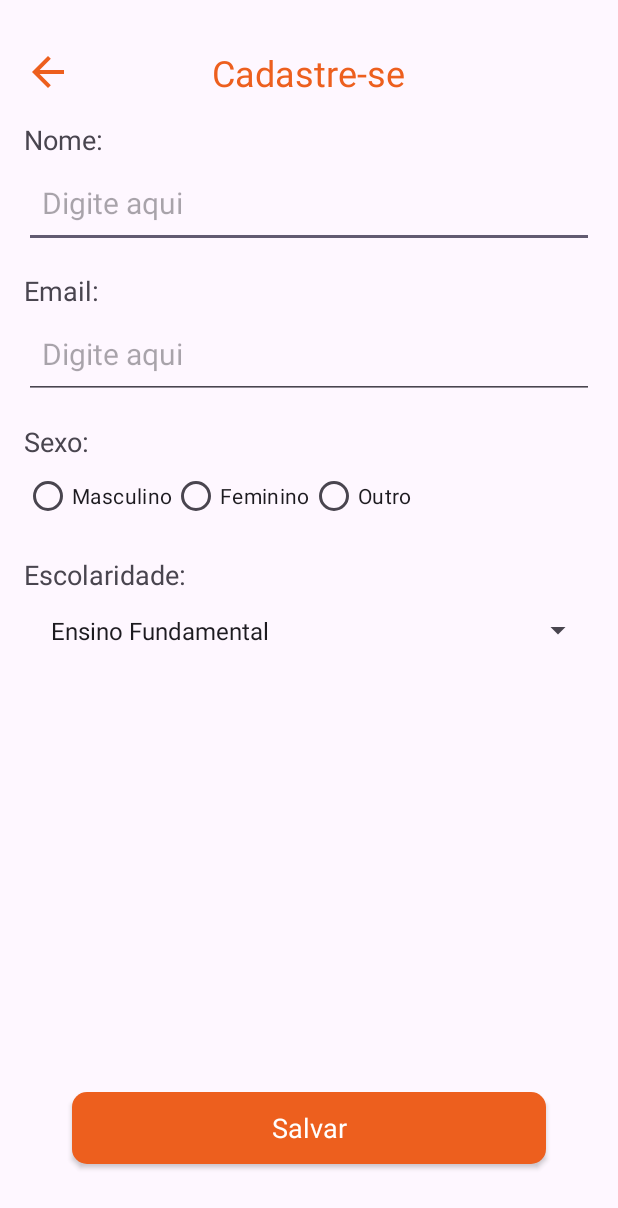
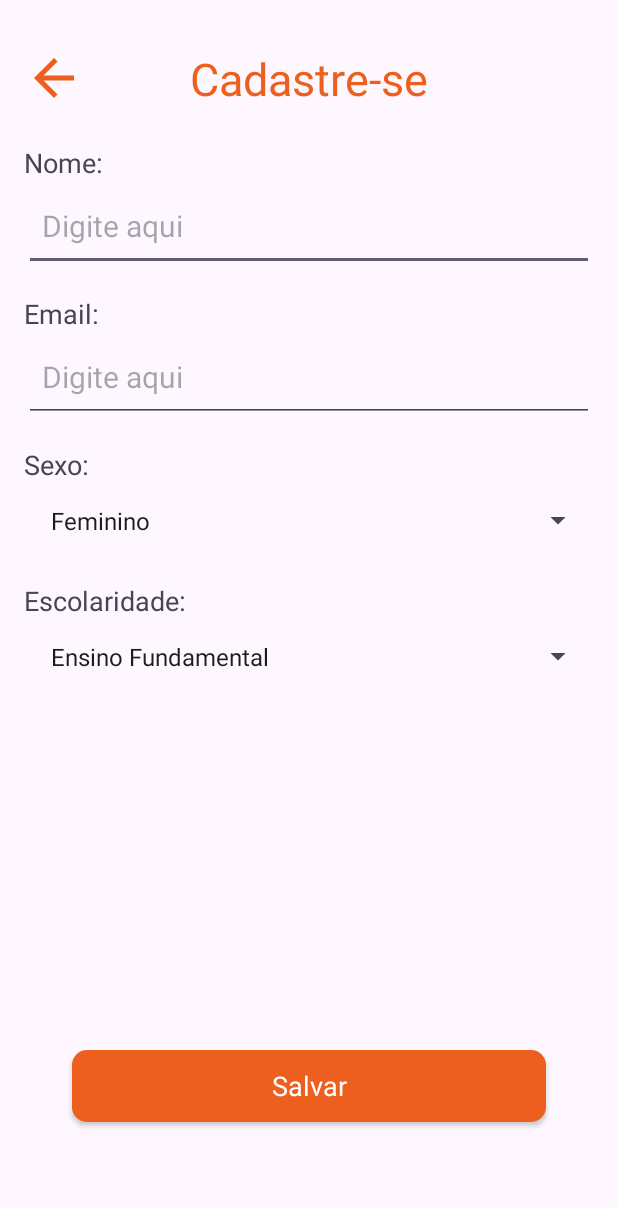
Before and after one commit to gabrielmalheiross/cadastro-kotlin, an Android app: the MainActivity screen opened directly, with no data from a screen before it, on a phone screen of 412 x 824 dp. Shown: the top 1208 px of the screen. Run offline under Robolectric (Android 15) with nearby library versions, the phone set to English and light mode, and no system bars.

Commit message:
feat: projeto faculdade finalizado

```diff
--- a/app/src/main/java/com/example/cadastrokotlin/MainActivity.kt
+++ b/app/src/main/java/com/example/cadastrokotlin/MainActivity.kt
@@ -31,11 +31,17 @@ class MainActivity : AppCompatActivity() {
 
         val nome = findViewById<EditText>(R.id.nomeEditText)
         val email = findViewById<EditText>(R.id.emailEditText)
-        val sexo = findViewById<RadioGroup>(R.id.radioSexo)
+        val spinnerSexo = findViewById<Spinner>(R.id.spinnerSexo)
         val spinnerEscolaridade = findViewById<Spinner>(R.id.spinnerEscolaridade)
         val btnCadastrar = findViewById<Button>(R.id.saveButton)
 
         val escolaridades = resources.getStringArray(R.array.Escolaridades)
+        val sexos = resources.getStringArray(R.array.Sexos)
+
+        if (spinnerSexo != null) {
+            val adapter = ArrayAdapter(this, android.R.layout.simple_spinner_item, sexos)
+            spinnerSexo.adapter = adapter
+        }
 
         if (spinnerEscolaridade != null) {
             val adapter = ArrayAdapter(this, android.R.layout.simple_spinner_item, escolaridades)
@@ -48,12 +54,10 @@ class MainActivity : AppCompatActivity() {
             val postEmail = email.text.toString()
 
 
-            if (postNome.isBlank() || postEmail.isBlank() || !isRadioGroupFilled(sexo)) {
+            if (postNome.isBlank() || postEmail.isBlank()) {
                 Toast.makeText(this, "Preencha todos os campos", Toast.LENGTH_SHORT).show()
             } else {
-                val sexoIdSelecionado = sexo.checkedRadioButtonId
-                val postSexo = findViewById<RadioButton>(sexoIdSelecionado).id
-
+                val postSexo = spinnerSexo.selectedItem.toString()
                 val postEscolaridade = spinnerEscolaridade.selectedItem.toString()
 
                 val cliente = Cliente(0, postNome, postEmail, postSexo, postEscolaridade)
@@ -65,7 +69,4 @@ class MainActivity : AppCompatActivity() {
         }
     }
 
-    fun isRadioGroupFilled(radioGroup: RadioGroup): Boolean {
-        return radioGroup.checkedRadioButtonId != -1
-    }
 }
--- a/app/src/main/java/com/example/cadastrokotlin/data/db/DatabaseHelper.kt
+++ b/app/src/main/java/com/example/cadastrokotlin/data/db/DatabaseHelper.kt
@@ -14,7 +14,7 @@ class DatabaseHelper(context: Context) : SQLiteOpenHelper(context, DATABASE_NAME
         private const val COLUMN_ID = "id"
         private const val COLUMN_NOME = "nome"
         private const val COLUMN_EMAIL = "email"
-        private const val COLUMN_GENERO = "genero_id"
+        private const val COLUMN_GENERO = "genero"
         private const val COLUMN_ESCOLARIDADE = "escolaridade"
     }
 
@@ -22,7 +22,7 @@ class DatabaseHelper(context: Context) : SQLiteOpenHelper(context, DATABASE_NAME
         val createTableQuery = "CREATE TABLE $TABLE_NAME ($COLUMN_ID INTEGER PRIMARY KEY, " +
                 " $COLUMN_NOME TEXT, " +
                 " $COLUMN_EMAIL TEXT, " +
-                " $COLUMN_GENERO INTEGER, " +
+                " $COLUMN_GENERO TEXT, " +
                 " $COLUMN_ESCOLARIDADE TEXT) "
         db?.execSQL(createTableQuery)
     }
@@ -38,7 +38,7 @@ class DatabaseHelper(context: Context) : SQLiteOpenHelper(context, DATABASE_NAME
         val values = ContentValues().apply {
             put(COLUMN_NOME, cliente.nome)
             put(COLUMN_EMAIL, cliente.email)
-            put(COLUMN_GENERO, cliente.genero_id)
+            put(COLUMN_GENERO, cliente.genero)
             put(COLUMN_ESCOLARIDADE, cliente.escolaridade)
         }
         db.insert(TABLE_NAME, null, values)
--- a/app/src/main/java/com/example/cadastrokotlin/data/model/Cliente.kt
+++ b/app/src/main/java/com/example/cadastrokotlin/data/model/Cliente.kt
@@ -1,3 +1,3 @@
 package com.example.cadastrokotlin.data.model
 
-data class Cliente(val id: Int, val nome: String, val email: String, val genero_id: Int, val escolaridade: String)
+data class Cliente(val id: Int, val nome: String, val email: String, val genero: String, val escolaridade: String)
--- a/app/src/main/res/layout/activity_main.xml
+++ b/app/src/main/res/layout/activity_main.xml
@@ -10,8 +10,8 @@
 
     <ImageView
         android:id="@+id/botaoVoltar"
-        android:layout_width="32dp"
-        android:layout_height="32dp"
+        android:layout_width="40dp"
+        android:layout_height="40dp"
         android:layout_alignTop="@id/cadastroHeading"
         android:layout_alignParentStart="true"
         android:contentDescription="@string/intro_text"
@@ -20,13 +20,16 @@
     <TextView
         android:id="@+id/cadastroHeading"
         android:layout_width="wrap_content"
-        android:layout_height="wrap_content"
+        android:layout_height="48dp"
         android:layout_centerInParent="true"
         android:layout_alignParentTop="true"
         android:layout_marginTop="16dp"
-        android:text="Cadastre-se"
+        android:maxLines="1"
+        android:text="@string/cadastro_heading_text"
+        android:inputType="text"
+        android:autofillHints="name"
         android:textColor="@color/orange"
-        android:textSize="24sp" />
+        android:textSize="30sp" />
 
     <TextView
         android:id="@+id/labelNome"
@@ -34,7 +37,7 @@
         android:layout_height="wrap_content"
         android:layout_marginTop="16dp"
         android:layout_below="@id/cadastroHeading"
-        android:text="Nome:"
+        android:text="@string/text_nome"
         android:textSize="18sp" />
     <EditText
         android:id="@+id/nomeEditText"
@@ -42,8 +45,9 @@
         android:layout_height="60dp"
         android:padding="12dp"
         android:textSize="20sp"
-        android:hint="@string/hint_nome"
+        android:hint="@string/hint_text"
         android:layout_below="@id/labelNome"
+        android:inputType="text"
         android:maxLines="1"/>
 
     <TextView
@@ -52,16 +56,17 @@
         android:layout_height="wrap_content"
         android:layout_marginTop="16dp"
         android:layout_below="@id/nomeEditText"
-        android:hint="@string/hint_email"
-        android:text="Email:"
+        android:hint="@string/hint_text"
+        android:text="@string/text_email"
         android:textSize="18sp" />
 
     <EditText
         android:id="@+id/emailEditText"
         android:layout_width="match_parent"
+        android:autofillHints="emailAddress"
         android:layout_height="60dp"
         android:layout_below="@id/labelEmail"
-        android:hint="@string/hint_email"
+        android:hint="@string/hint_text"
         android:maxLines="1"
         android:padding="12dp"
         android:textSize="20sp" />
@@ -75,33 +80,20 @@
         android:text="Sexo:"
         android:textSize="18sp" />
 
-    <RadioGroup
-        android:id="@+id/radioSexo"
+    <Spinner
+        android:id="@+id/spinnerSexo"
         android:layout_width="match_parent"
-        android:layout_height="wrap_content"
+        android:layout_height="50dp"
         android:layout_below="@id/labelSexo"
-        android:orientation="horizontal">
-        <RadioButton android:id="@+id/radio_masculino"
-            android:layout_width="wrap_content"
-            android:layout_height="wrap_content"
-            android:text="Masculino"/>
-        <RadioButton android:id="@+id/radio_feminino"
-            android:layout_width="wrap_content"
-            android:layout_height="wrap_content"
-            android:text="Feminino"/>
-        <RadioButton android:id="@+id/radio_outro"
-            android:layout_width="wrap_content"
-            android:layout_height="wrap_content"
-            android:text="Outro"/>
-    </RadioGroup>
+        android:padding="10dp" />
 
     <TextView
         android:id="@+id/labelEscolaridade"
         android:layout_width="match_parent"
         android:layout_height="wrap_content"
         android:layout_marginTop="16dp"
-        android:layout_below="@id/radioSexo"
-        android:text="Escolaridade:"
+        android:layout_below="@id/spinnerSexo"
+        android:text="@string/label_text_escolaridade"
         android:textSize="18sp" />
 
     <Spinner
@@ -114,7 +106,9 @@
     <androidx.appcompat.widget.AppCompatButton
         android:id="@+id/saveButton"
         style="@android:style/Widget.Button"
-        android:layout_margin="32dp"
+        android:layout_marginBottom="60dp"
+        android:layout_marginLeft="32dp"
+        android:layout_marginRight="32dp"
         android:background="@drawable/orange_button_bg"
         android:textColor="@color/white"
         android:layout_width="match_parent"
--- a/app/src/main/res/values/strings.xml
+++ b/app/src/main/res/values/strings.xml
@@ -3,8 +3,23 @@
     <string name="intro_title">Cadastro de clientes</string>
     <string name="intro_text">Faça seu cadastro!</string>
     <string name="intro_signin">Não possui uma conta? </string>
-    <string name="hint_email">Digite aqui</string>
-    <string name="hint_nome">Digite aqui</string>
+    <string name="text_email">Email:</string>
+    <string name="hint_text">Digite aqui</string>
+    <string name="text_nome">Nome:</string>
+    <string name="label_text_escolaridade">Escolaridade:</string>
+    <string name="cadastro_heading_text">Cadastre-se</string>
+
+    <string name="radio_feminino">Feminino</string>
+    <string name="radio_masculino">Masculino</string>
+    <string name="radio_nao_binario">Não Binário</string>
+    <string name="radio_nao_informar">Prefiro não informar</string>
+
+    <string-array name="Sexos">
+        <item>Feminino</item>
+        <item>Masculino</item>
+        <item>Não Binário</item>
+        <item>Prefiro não informar</item>
+    </string-array>
 
     <string-array name="Escolaridades">
         <item>Ensino Fundamental</item>
```
